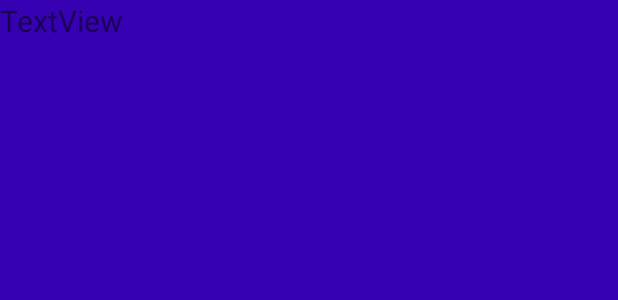
After one commit to BabiMumba/NestedRecyclerview-android, an Android app: the layout main_recycler_row_item.xml on its own in the app's theme, with its tools: preview values and no code run, on a phone screen of 412 x 824 dp. The commit adds this screen. Shown: the top 300 px of the screen. Run offline under Robolectric (Android 15) with nearby library versions, the phone set to English and light mode, and no system bars.

Commit message:
add new file

```diff
--- /dev/null
+++ b/app/src/main/res/layout/main_recycler_row_item.xml
@@ -0,0 +1,19 @@
+<?xml version="1.0" encoding="utf-8"?>
+<androidx.constraintlayout.widget.ConstraintLayout xmlns:android="http://schemas.android.com/apk/res/android"
+    xmlns:app="http://schemas.android.com/apk/res-auto"
+    xmlns:tools="http://schemas.android.com/tools"
+    android:layout_width="match_parent"
+    android:background="@color/purple_700"
+    android:layout_height="match_parent">
+
+    <TextView
+        app:layout_constraintTop_toTopOf="parent"
+        android:textSize="20sp"
+        android:id="@+id/textView"
+        android:layout_width="match_parent"
+        android:layout_height="wrap_content"
+        android:text="TextView"
+        app:layout_constraintEnd_toEndOf="parent"
+        app:layout_constraintStart_toStartOf="parent"
+       />
+</androidx.constraintlayout.widget.ConstraintLayout>
```
Also changed, not shown: app/src/main/java/com/bstonetech/nestedrecycler/adapter/MainRecyclerAdapter.kt (+21 -1 lines).
